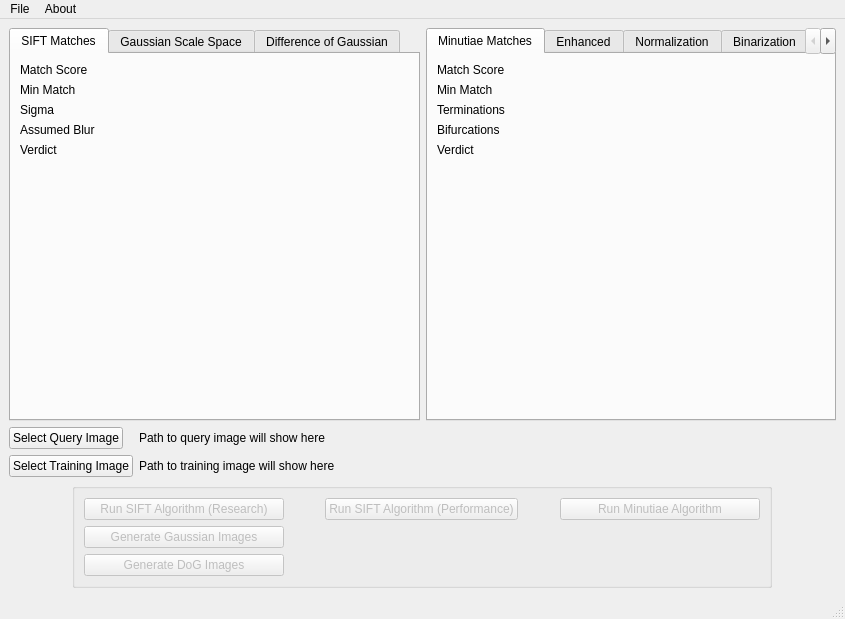
First picture: the form in Algorithms/GUI/AlgorithmExamination.ui, repository Mini-Sylar/Fingerprint-Matching-System, before the edit.
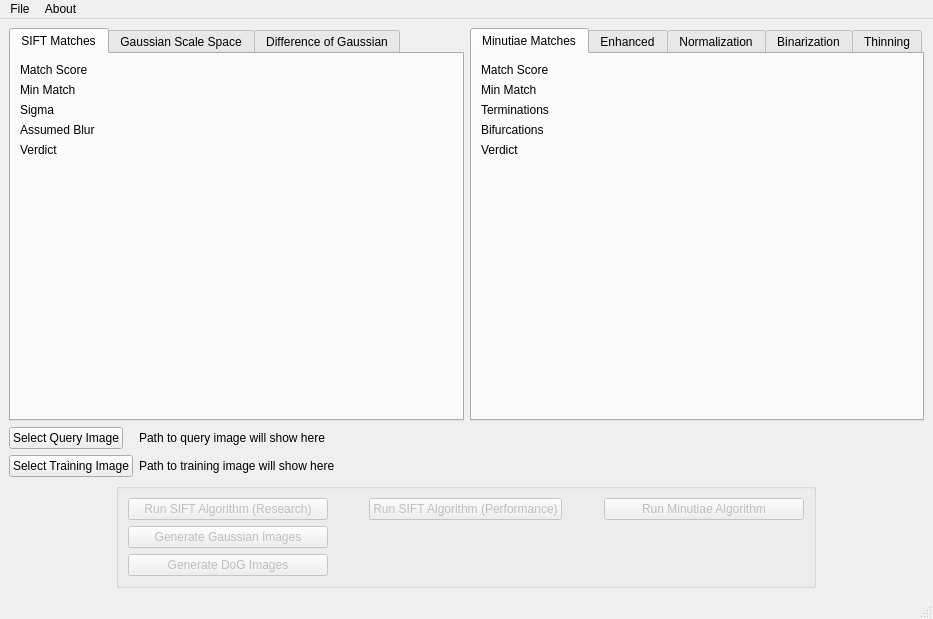
Second picture: the form after the edit.

Commit message: Added titles to graphs

Patch:
```diff
--- a/Algorithms/GUI/AlgorithmExamination.ui
+++ b/Algorithms/GUI/AlgorithmExamination.ui
@@ -6,7 +6,7 @@
    <rect>
     <x>0</x>
     <y>0</y>
-    <width>845</width>
+    <width>933</width>
     <height>619</height>
    </rect>
   </property>
@@ -615,7 +615,7 @@
     <rect>
      <x>0</x>
      <y>0</y>
-     <width>845</width>
+     <width>933</width>
      <height>21</height>
     </rect>
    </property>
```
The commit also changes 2 other files.
